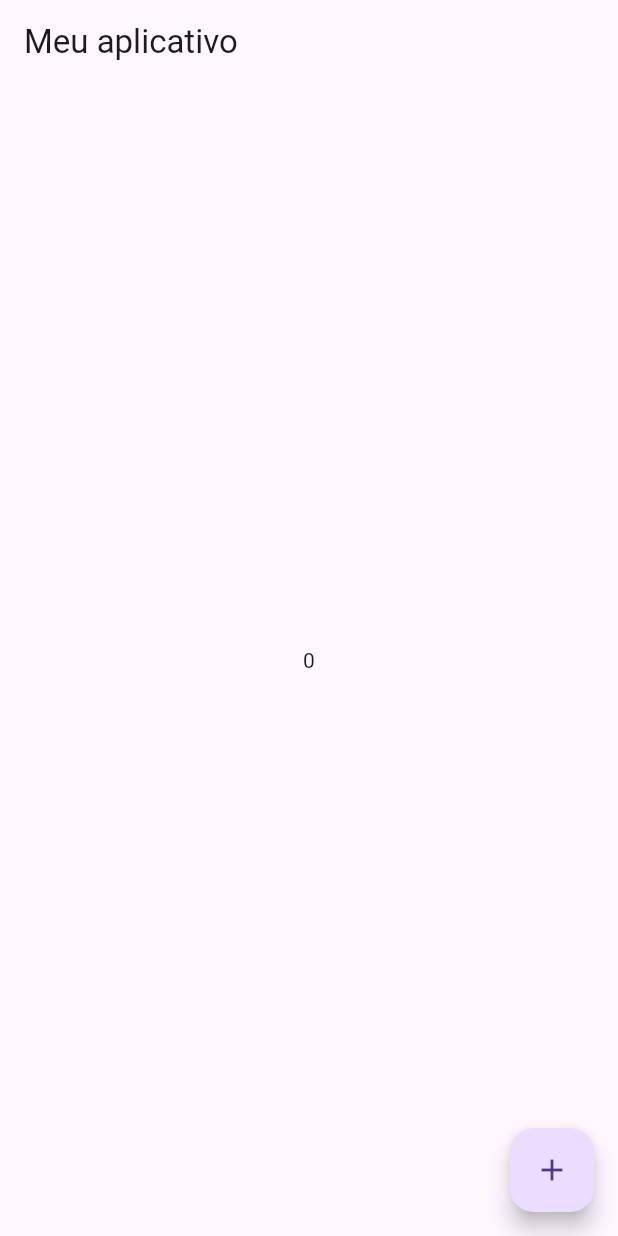
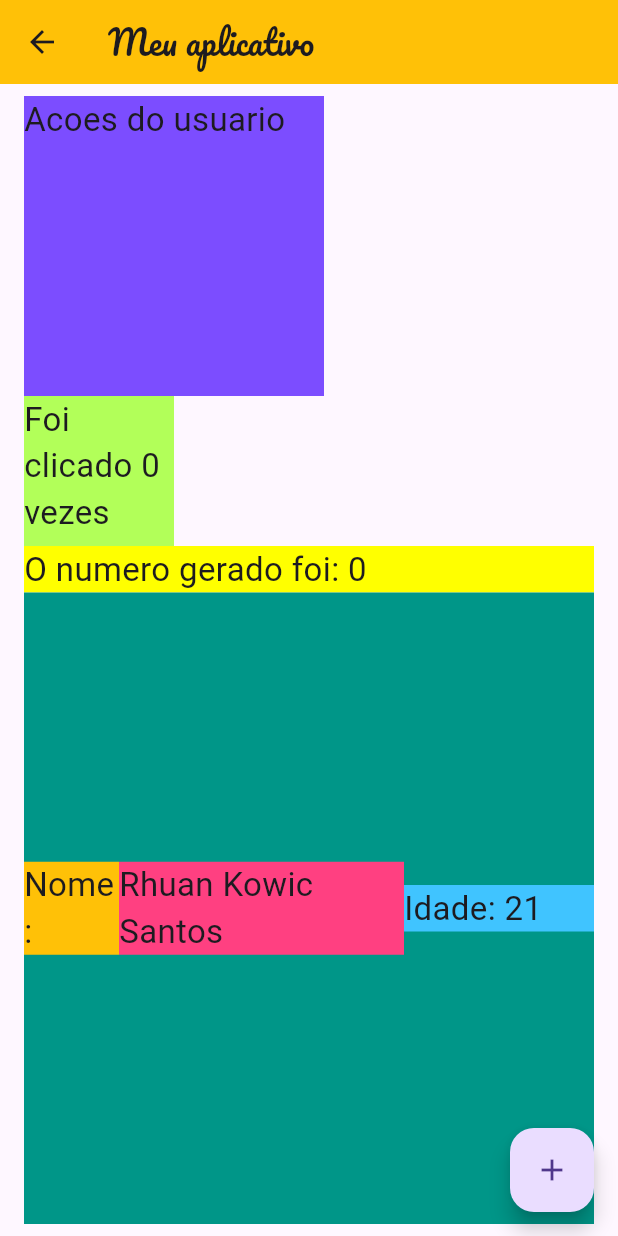
Before and after one commit to rhuan-kowic/dart_and_flutter_specialist, a Flutter app: the HomePage screen opened directly, on a phone screen of 412 x 824 dp. Run offline on Flutter 3.47's test engine with Material 3 defaults, Android fonts, the phone set to English and light mode, and no system bars; our stand-ins replace google_fonts; Roboto replaces fonts that are missing (Acme).

Commit message:
Finalizando modelo 1 de Navegação e Widgets em Flutter

```diff
--- a/flutter_aulas/trilhaapp/lib/pages/home_page.dart
+++ b/flutter_aulas/trilhaapp/lib/pages/home_page.dart
@@ -1,4 +1,5 @@
 import 'package:flutter/material.dart';
+import 'package:google_fonts/google_fonts.dart';
 
 import 'package:trilhaapp/service/gerador_numero_aleatorio_service.dart';
 
@@ -11,17 +12,102 @@ class HomePage extends StatefulWidget {
 
 class _HomePageState extends State<HomePage> {
   int numeroGerado = 0; // campo para armazenar o valor gerado
-
+  int quantidadeCliques = 0;
   @override
   Widget build(BuildContext context) {
     return Scaffold(
-      appBar: AppBar(title: const Text("Meu aplicativo")),
-      body: Center(child: Text(numeroGerado.toString())),
+      appBar: AppBar(
+        title: Text(
+          "Meu aplicativo",
+          // style: GoogleFonts.pacifico(),
+        ),
+      ),
+      body: Container(
+        width: double.infinity,
+        margin: EdgeInsets.symmetric(horizontal: 16, vertical: 8),
+        child: Column(
+          mainAxisAlignment: MainAxisAlignment.start,
+          crossAxisAlignment: CrossAxisAlignment.start,
+          children: [
+            Container(
+              width: 200,
+              height: 200,
+              color: Colors.deepPurpleAccent,
+              child: Text(
+                "Acoes do usuario",
+                style: GoogleFonts.acme(fontSize: 22),
+              ),
+            ),
+
+            SizedBox(
+              width: 100,
+              height: 100,
+              child: Container(
+                color: Colors.lightGreenAccent,
+                child: Text(
+                  "Foi clicado $quantidadeCliques vezes",
+                  style: GoogleFonts.acme(fontSize: 22),
+                ),
+              ),
+            ),
+
+            Container(
+              width: double.infinity,
+              color: Colors.yellowAccent,
+              child: Text(
+                "O numero gerado foi: $numeroGerado",
+                style: GoogleFonts.acme(fontSize: 22),
+              ),
+            ),
+            Expanded(
+              child: Container(
+                color: Colors.teal,
+                child: Row(
+                  mainAxisAlignment: MainAxisAlignment.start,
+                  children: [
+                    Expanded(
+                      flex: 1,
+                      child: Container(
+                        color: Colors.amber,
+                        child: Text(
+                          "Nome: ",
+                          style: GoogleFonts.acme(fontSize: 22),
+                        ),
+                      ),
+                    ),
+                    Expanded(
+                      flex: 3,
+                      child: Container(
+                        color: Colors.pinkAccent,
+                        child: Text(
+                          "Rhuan Kowic Santos",
+                          style: GoogleFonts.acme(fontSize: 22),
+                        ),
+                      ),
+                    ),
+                    Expanded(
+                      flex: 2,
+                      child: Container(
+                        color: Colors.lightBlueAccent,
+                        child: Text(
+                          "Idade: 21",
+                          style: GoogleFonts.acme(fontSize: 22),
+                        ),
+                      ),
+                    ),
+                  ],
+                ),
+              ),
+            ),
+          ],
+        ),
+      ),
       floatingActionButton: FloatingActionButton(
         onPressed: () {
           setState(() {
+            quantidadeCliques += 1;
             numeroGerado = GeradorNumeroAleatorioService.gerarNumeroAleatorio(
-              10,
+              100,
             );
           });
         },
--- a/flutter_aulas/trilhaapp/pubspec.yaml
+++ b/flutter_aulas/trilhaapp/pubspec.yaml
@@ -28,6 +28,7 @@ environment:
 # the latest version available on pub.dev. To see which dependencies have newer
 # versions available, run `flutter pub outdated`.
 dependencies:
+  google_fonts:  ^5.1.0
   flutter:
     sdk: flutter
 
```
Also changed, not shown: flutter_aulas/trilhaapp/lib/my_app.dart (+7 -2 lines), flutter_aulas/trilhaapp/lib/pages/login_pages.dart (added, +77 -0 lines), flutter_aulas/trilhaapp/pubspec.lock.
